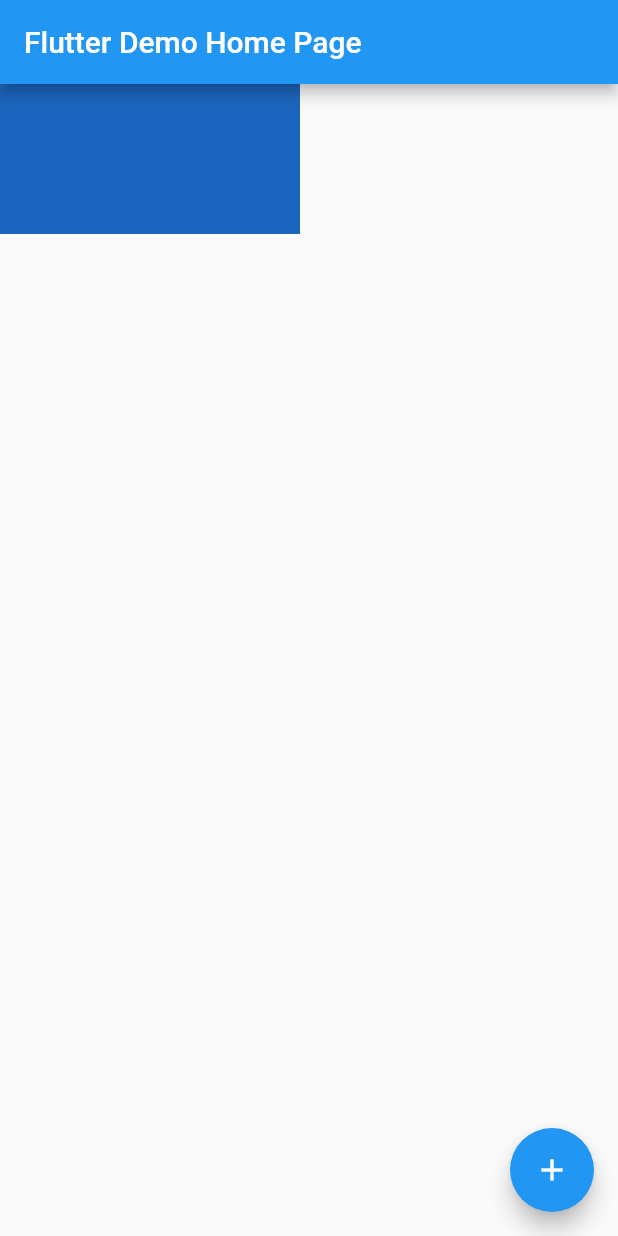
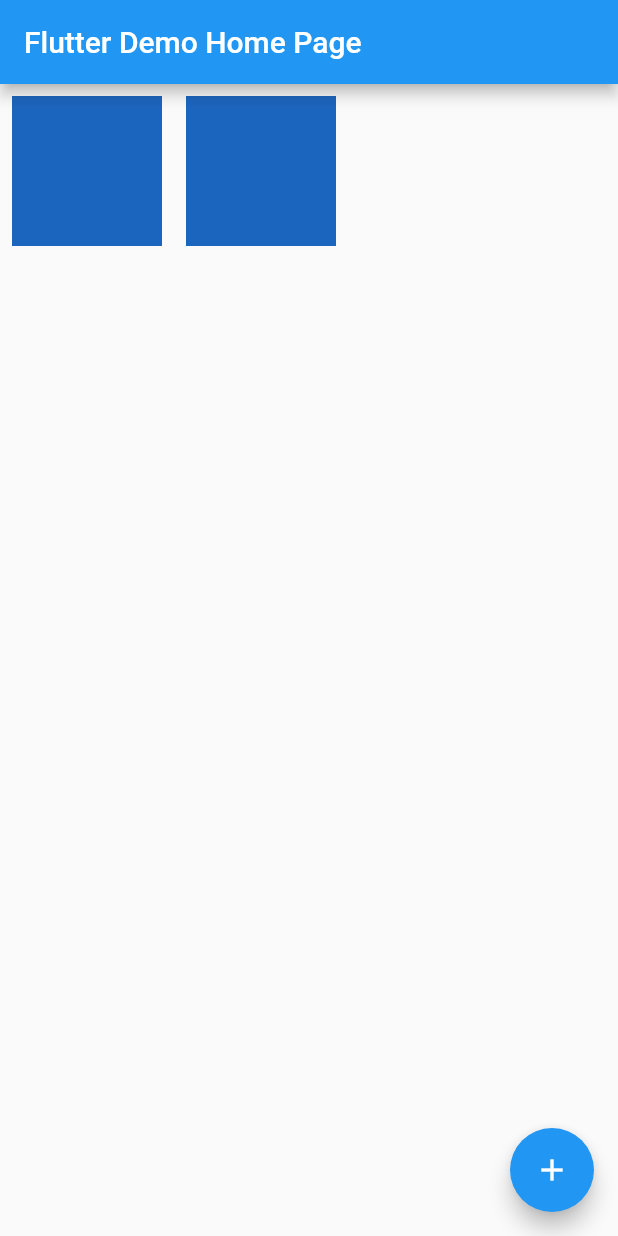
Before and after one commit to furugenict8/test_app3, a Flutter app: the screen it shows after launch, on a phone screen of 412 x 824 dp. Run offline on Flutter 3.47's test engine with Material 2 defaults, Android fonts, the phone set to English and light mode, and no system bars.

```diff
--- a/lib/main.dart
+++ b/lib/main.dart
@@ -2,10 +2,12 @@ import 'package:flutter/material.dart';
 import 'package:test_app3/statefulTile.dart';
 
 void main() {
-  runApp(MyApp());
+  runApp(const MyApp());
 }
 
 class MyApp extends StatelessWidget {
+  const MyApp({Key? key}) : super(key: key);
+
   @override
   Widget build(BuildContext context) {
     return MaterialApp(
@@ -13,13 +15,13 @@ class MyApp extends StatelessWidget {
       theme: ThemeData(
         primarySwatch: Colors.blue,
       ),
-      home: MyHomePage(title: 'Flutter Demo Home Page'),
+      home: const MyHomePage(title: 'Flutter Demo Home Page'),
     );
   }
 }
 
 class MyHomePage extends StatefulWidget {
-  MyHomePage({Key? key, this.title}) : super(key: key);
+  const MyHomePage({Key? key, this.title}) : super(key: key);
   final String? title;
   @override
   _MyHomePageState createState() => _MyHomePageState();
@@ -32,8 +34,16 @@ class _MyHomePageState extends State<MyHomePage> {
     super.initState();
     //2つのStatefulWidgetが準備
     tiles = [
-      StatefulTile(),
-      StatefulTile(),
+      Padding(
+        key: UniqueKey(),
+        padding: const EdgeInsets.all(8.0),
+        child: StatefulTile(),
+      ),
+      Padding(
+        key: UniqueKey(),
+        padding: const EdgeInsets.all(8.0),
+        child: StatefulTile(),
+      ),
     ];
   }
 
--- a/lib/statefulTile.dart
+++ b/lib/statefulTile.dart
@@ -3,14 +3,14 @@ import 'dart:math';
 import 'package:flutter/material.dart';
 
 class StatefulTile extends StatefulWidget {
-  StatefulTile({Key? key}) : super(key: key);
+  const StatefulTile({Key? key}) : super(key: key);
   @override
   _StatefulTileState createState() => _StatefulTileState();
 }
 
 class _StatefulTileState extends State<StatefulTile> {
   Color _color = Colors.black;
-  var _random = new Random();
+  final _random = Random();
   // initStateで色を設定する
   @override
   void initState() {
```
